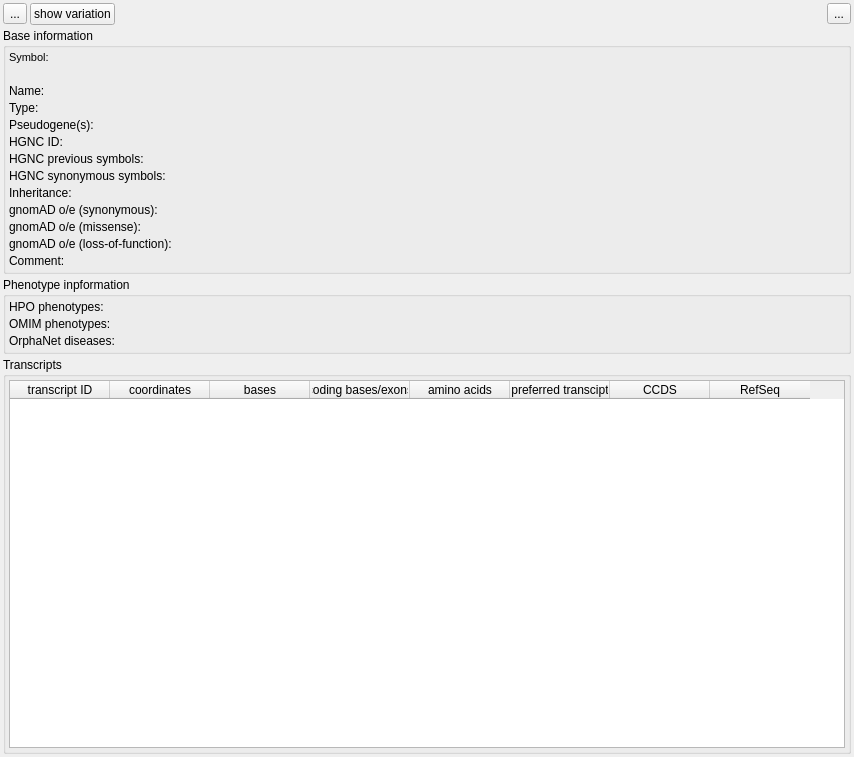
The window that src/GSvar/GeneWidget.ui (imgag/ngs-bits) describes before a commit, drawn with Qt 5.
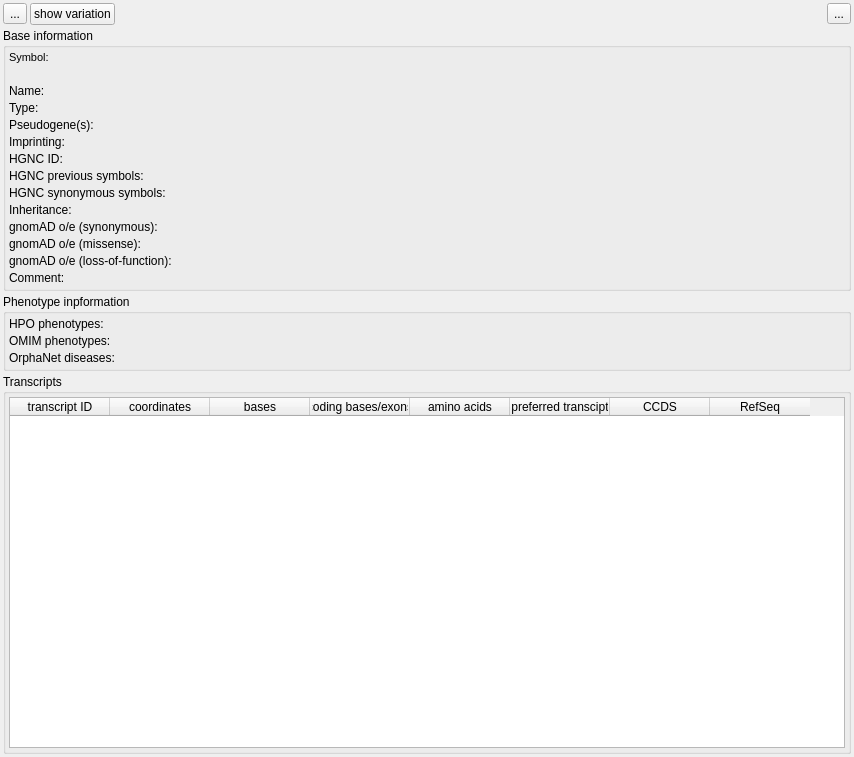
The same window after the commit. Icons and pictures are not drawn.

Commit message: GSvar: updated imprinting genes and added imprinting info to gene tab.

What changed in the file:
```diff
--- a/src/GSvar/GeneWidget.ui
+++ b/src/GSvar/GeneWidget.ui
@@ -245,14 +245,14 @@
         </property>
        </widget>
       </item>
-      <item row="5" column="0">
+      <item row="6" column="0">
        <widget class="QLabel" name="label_13">
         <property name="text">
          <string>HGNC ID:</string>
         </property>
        </widget>
       </item>
-      <item row="5" column="1">
+      <item row="6" column="1">
        <widget class="QLabel" name="hgnc_id">
         <property name="text">
          <string/>
@@ -265,7 +265,7 @@
         </property>
        </widget>
       </item>
-      <item row="6" column="0">
+      <item row="7" column="0">
        <widget class="QLabel" name="label_3">
         <property name="text">
          <string>HGNC previous symbols:</string>
@@ -275,7 +275,7 @@
         </property>
        </widget>
       </item>
-      <item row="6" column="1">
+      <item row="7" column="1">
        <widget class="QLabel" name="hgnc_previous">
         <property name="sizePolicy">
          <sizepolicy hsizetype="Expanding" vsizetype="Preferred">
@@ -294,7 +294,7 @@
         </property>
        </widget>
       </item>
-      <item row="7" column="0">
+      <item row="8" column="0">
        <widget class="QLabel" name="label_6">
         <property name="text">
          <string>HGNC synonymous symbols:</string>
@@ -304,7 +304,7 @@
         </property>
        </widget>
       </item>
-      <item row="7" column="1">
+      <item row="8" column="1">
        <widget class="QLabel" name="hgnc_synonymous">
         <property name="sizePolicy">
          <sizepolicy hsizetype="Expanding" vsizetype="Preferred">
@@ -323,7 +323,7 @@
         </property>
        </widget>
       </item>
-      <item row="8" column="0">
+      <item row="9" column="0">
        <widget class="QLabel" name="label_4">
         <property name="text">
          <string>Inheritance:</string>
@@ -333,7 +333,7 @@
         </property>
        </widget>
       </item>
-      <item row="8" column="1">
+      <item row="9" column="1">
        <widget class="QLabel" name="inheritance">
         <property name="sizePolicy">
          <sizepolicy hsizetype="Expanding" vsizetype="Preferred">
@@ -349,7 +349,7 @@
         </property>
        </widget>
       </item>
-      <item row="9" column="0">
+      <item row="10" column="0">
        <widget class="QLabel" name="label_7">
         <property name="text">
          <string>gnomAD o/e (synonymous):</string>
@@ -359,7 +359,7 @@
         </property>
        </widget>
       </item>
-      <item row="9" column="1">
+      <item row="10" column="1">
        <widget class="QLabel" name="oe_syn">
         <property name="sizePolicy">
          <sizepolicy hsizetype="Expanding" vsizetype="Preferred">
@@ -375,7 +375,7 @@
         </property>
        </widget>
       </item>
-      <item row="10" column="0">
+      <item row="11" column="0">
        <widget class="QLabel" name="label_9">
         <property name="text">
          <string>gnomAD o/e (missense):</string>
@@ -385,7 +385,7 @@
         </property>
        </widget>
       </item>
-      <item row="10" column="1">
+      <item row="11" column="1">
        <widget class="QLabel" name="oe_mis">
         <property name="sizePolicy">
          <sizepolicy hsizetype="Expanding" vsizetype="Preferred">
@@ -401,7 +401,7 @@
         </property>
        </widget>
       </item>
-      <item row="11" column="0">
+      <item row="12" column="0">
        <widget class="QLabel" name="label_10">
         <property name="text">
          <string>gnomAD o/e (loss-of-function):</string>
@@ -411,7 +411,7 @@
         </property>
        </widget>
       </item>
-      <item row="11" column="1">
+      <item row="12" column="1">
        <widget class="QLabel" name="oe_lof">
         <property name="sizePolicy">
          <sizepolicy hsizetype="Expanding" vsizetype="Preferred">
@@ -427,7 +427,7 @@
         </property>
        </widget>
       </item>
-      <item row="12" column="0">
+      <item row="13" column="0">
        <widget class="QLabel" name="label_5">
         <property name="text">
          <string>Comment:</string>
@@ -437,7 +437,7 @@
         </property>
        </widget>
       </item>
-      <item row="12" column="1">
+      <item row="13" column="1">
        <widget class="QLabel" name="comments">
         <property name="sizePolicy">
          <sizepolicy hsizetype="Expanding" vsizetype="Preferred">
@@ -473,6 +473,23 @@
         </property>
        </widget>
       </item>
+      <item row="5" column="0">
+       <widget class="QLabel" name="imprinting_label">
+        <property name="toolTip">
+         <string>&lt;html&gt;&lt;head/&gt;&lt;body&gt;&lt;p&gt;Imprinting information from &lt;a href=&quot;https://www.geneimprint.com/site/genes-by-species&quot;&gt;&lt;span style=&quot; font-family:'Calibri,sans-serif'; font-size:11pt; text-decoration: underline; color:#0000ff;&quot;&gt;https://www.geneimprint.com/site/genes-by-species&lt;/span&gt;&lt;/a&gt;&lt;/p&gt;&lt;/body&gt;&lt;/html&gt;</string>
+        </property>
+        <property name="text">
+         <string>Imprinting:</string>
+        </property>
+       </widget>
+      </item>
+      <item row="5" column="1">
+       <widget class="QLabel" name="imprinting">
+        <property name="text">
+         <string/>
+        </property>
+       </widget>
+      </item>
      </layout>
     </widget>
    </item>
```
The commit also changes 7 other files.
